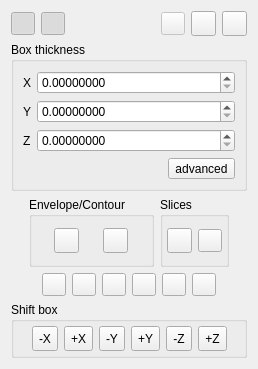
CloudCompare/CloudCompare, file qCC/ui_templates/clippingBoxDlg.ui: the form before one commit.
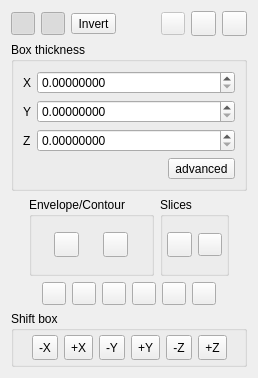
The form after the commit. Icons and pictures are not drawn.

Commit message:
Add an "Invert" button to the clipping box tool
This allows to remove the points inside the box intead of removing the
points outside.

```diff
--- a/qCC/ui_templates/clippingBoxDlg.ui
+++ b/qCC/ui_templates/clippingBoxDlg.ui
@@ -7,7 +7,7 @@
     <x>0</x>
     <y>0</y>
     <width>258</width>
-    <height>369</height>
+    <height>378</height>
    </rect>
   </property>
   <property name="sizePolicy">
@@ -62,6 +62,19 @@
        </property>
       </widget>
      </item>
+     <item>
+      <widget class="QToolButton" name="invertSelectionButton">
+       <property name="text">
+        <string>Invert</string>
+       </property>
+       <property name="checkable">
+        <bool>true</bool>
+       </property>
+       <property name="checked">
+        <bool>false</bool>
+       </property>
+      </widget>
+     </item>
      <item>
       <spacer name="horizontalSpacer_9">
        <property name="orientation">
```
The commit also changes 1 other file.
